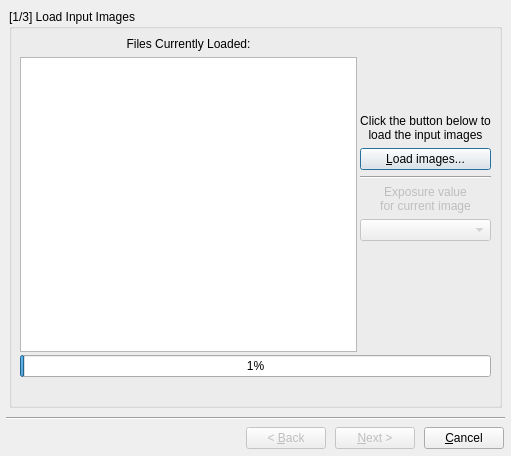
LuminanceHDR/LuminanceHDR, file forms/hdrwizardform.ui: the form before one commit.
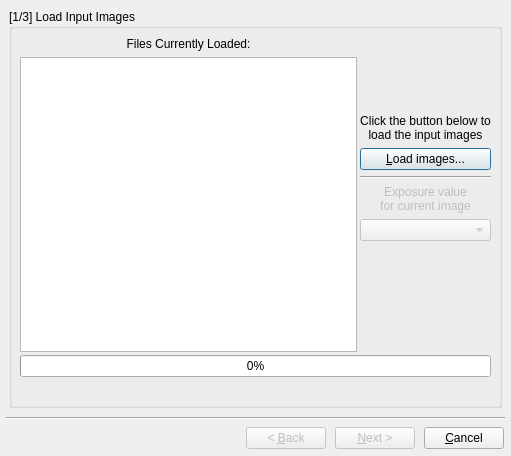
The form after the commit. Icons and pictures are not drawn.

```diff
--- a/forms/hdrwizardform.ui
+++ b/forms/hdrwizardform.ui
@@ -183,7 +183,7 @@
             <item>
              <widget class="QProgressBar" name="progressBar" >
               <property name="value" >
-               <number>1</number>
+               <number>0</number>
               </property>
               <property name="alignment" >
                <set>Qt::AlignHCenter</set>
```
